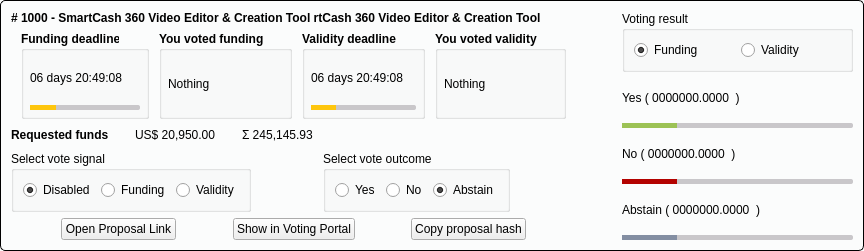
First picture: the form in src/qt/forms/smartproposal.ui, repository SmartCash/Core-Smart, before the edit.
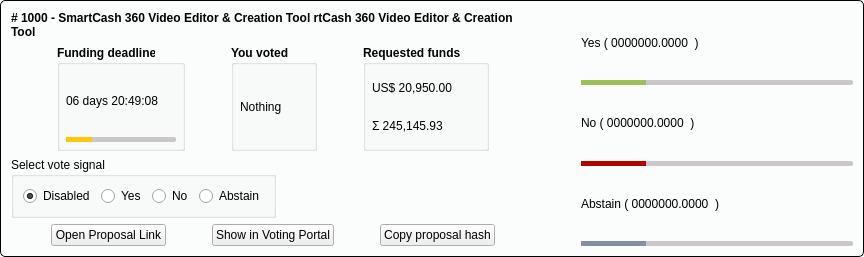
Second picture: the form after the edit.

Commit message: qt: Removed validity voting from the voting UI

What changed in the file:
```diff
--- a/src/qt/forms/smartproposal.ui
+++ b/src/qt/forms/smartproposal.ui
@@ -7,7 +7,7 @@
     <x>0</x>
     <y>0</y>
     <width>864</width>
-    <height>251</height>
+    <height>257</height>
    </rect>
   </property>
   <property name="sizePolicy">
@@ -167,7 +167,7 @@
           </font>
          </property>
          <property name="title">
-          <string>You voted funding</string>
+          <string>You voted</string>
          </property>
          <layout class="QVBoxLayout" name="verticalLayout_3">
           <property name="leftMargin">
@@ -213,75 +213,6 @@
        </item>
        <item>
         <widget class="QGroupBox" name="groupBox_5">
-         <property name="font">
-          <font>
-           <weight>75</weight>
-           <italic>false</italic>
-           <bold>true</bold>
-          </font>
-         </property>
-         <property name="title">
-          <string>Validity deadline</string>
-         </property>
-         <layout class="QVBoxLayout" name="verticalLayout_11">
-          <property name="spacing">
-           <number>6</number>
-          </property>
-          <property name="leftMargin">
-           <number>6</number>
-          </property>
-          <property name="topMargin">
-           <number>6</number>
-          </property>
-          <property name="rightMargin">
-           <number>6</number>
-          </property>
-          <property name="bottomMargin">
-           <number>6</number>
-          </property>
-          <item>
-           <widget class="QLabel" name="deadlineValidLabel">
-            <property name="text">
-             <string>06 days 20:49:08</string>
-            </property>
-           </widget>
-          </item>
-          <item>
-           <widget class="QProgressBar" name="deadlineValidProgress">
-            <property name="styleSheet">
-             <string notr="true">QProgressBar::chunk {
-    background-color: #FEC60D;
-}</string>
-            </property>
-            <property name="value">
-             <number>24</number>
-            </property>
-            <property name="textVisible">
-             <bool>false</bool>
-            </property>
-           </widget>
-          </item>
-         </layout>
-        </widget>
-       </item>
-       <item>
-        <spacer name="horizontalSpacer_12">
-         <property name="orientation">
-          <enum>Qt::Horizontal</enum>
-         </property>
-         <property name="sizeType">
-          <enum>QSizePolicy::Expanding</enum>
-         </property>
-         <property name="sizeHint" stdset="0">
-          <size>
-           <width>10</width>
-           <height>20</height>
-          </size>
-         </property>
-        </spacer>
-       </item>
-       <item>
-        <widget class="QGroupBox" name="groupBox_2">
          <property name="sizePolicy">
           <sizepolicy hsizetype="Preferred" vsizetype="Expanding">
            <horstretch>0</horstretch>
@@ -295,127 +226,46 @@
           </font>
          </property>
          <property name="title">
-          <string>You voted validity</string>
-         </property>
-         <layout class="QVBoxLayout" name="verticalLayout_2">
-          <property name="leftMargin">
-           <number>6</number>
-          </property>
-          <property name="topMargin">
-           <number>6</number>
-          </property>
-          <property name="rightMargin">
-           <number>6</number>
-          </property>
-          <property name="bottomMargin">
-           <number>6</number>
-          </property>
-          <item>
-           <widget class="QLabel" name="votedValidLabel">
-            <property name="text">
-             <string>Nothing</string>
-            </property>
-            <property name="wordWrap">
-             <bool>true</bool>
-            </property>
-           </widget>
-          </item>
-         </layout>
-        </widget>
-       </item>
-       <item>
-        <spacer name="horizontalSpacer_13">
-         <property name="orientation">
-          <enum>Qt::Horizontal</enum>
-         </property>
-         <property name="sizeType">
-          <enum>QSizePolicy::Expanding</enum>
-         </property>
-         <property name="sizeHint" stdset="0">
-          <size>
-           <width>10</width>
-           <height>20</height>
-          </size>
-         </property>
-        </spacer>
-       </item>
-      </layout>
-     </item>
-     <item>
-      <layout class="QHBoxLayout" name="horizontalLayout_7">
-       <item>
-        <widget class="QLabel" name="label">
-         <property name="sizePolicy">
-          <sizepolicy hsizetype="Maximum" vsizetype="Preferred">
-           <horstretch>0</horstretch>
-           <verstretch>0</verstretch>
-          </sizepolicy>
-         </property>
-         <property name="font">
-          <font>
-           <weight>75</weight>
-           <bold>true</bold>
-          </font>
-         </property>
-         <property name="text">
           <string>Requested funds</string>
          </property>
+         <layout class="QVBoxLayout" name="verticalLayout_5">
+          <property name="leftMargin">
+           <number>6</number>
+          </property>
+          <property name="topMargin">
+           <number>6</number>
+          </property>
+          <property name="rightMargin">
+           <number>6</number>
+          </property>
+          <property name="bottomMargin">
+           <number>6</number>
+          </property>
+          <item>
+           <widget class="QLabel" name="amountUSDLabel">
+            <property name="sizePolicy">
+             <sizepolicy hsizetype="Maximum" vsizetype="Preferred">
+              <horstretch>0</horstretch>
+              <verstretch>0</verstretch>
+             </sizepolicy>
+            </property>
+            <property name="text">
+             <string>US$ 20,950.00</string>
+            </property>
+           </widget>
+          </item>
+          <item>
+           <widget class="QLabel" name="amountSmartLabel">
+            <property name="text">
+             <string>Σ 245,145.93</string>
+            </property>
+           </widget>
+          </item>
+         </layout>
         </widget>
        </item>
        <item>
-        <spacer name="horizontalSpacer_11">
-         <property name="orientation">
-          <enum>Qt::Horizontal</enum>
-         </property>
-         <property name="sizeType">
-          <enum>QSizePolicy::Maximum</enum>
-         </property>
-         <property name="sizeHint" stdset="0">
-          <size>
-           <width>20</width>
-           <height>20</height>
-          </size>
-         </property>
-        </spacer>
-       </item>
-       <item>
-        <widget class="QLabel" name="amountUSDLabel">
-         <property name="sizePolicy">
-          <sizepolicy hsizetype="Maximum" vsizetype="Preferred">
-           <horstretch>0</horstretch>
-           <verstretch>0</verstretch>
-          </sizepolicy>
-         </property>
-         <property name="text">
-          <string>US$ 20,950.00</string>
-         </property>
-        </widget>
-       </item>
-       <item>
-        <spacer name="horizontalSpacer">
-         <property name="orientation">
-          <enum>Qt::Horizontal</enum>
-         </property>
-         <property name="sizeType">
-          <enum>QSizePolicy::Maximum</enum>
-         </property>
-         <property name="sizeHint" stdset="0">
-          <size>
-           <width>20</width>
-           <height>20</height>
-          </size>
-         </property>
-        </spacer>
-       </item>
-       <item>
-        <widget class="QLabel" name="amountSmartLabel">
-         <property name="text">
-          <string>Σ 245,145.93</string>
-         </property>
-        </widget>
-       </item>
-       <item>
-        <spacer name="horizontalSpacer_14">
+        <spacer name="horizontalSpacer_12">
          <property name="orientation">
           <enum>Qt::Horizontal</enum>
          </property>
@@ -451,42 +301,6 @@
            </widget>
           </item>
           <item>
-           <widget class="QRadioButton" name="fundingButton">
-            <property name="text">
-             <string>Funding</string>
-            </property>
-           </widget>
-          </item>
-          <item>
-           <widget class="QRadioButton" name="validButton">
-            <property name="text">
-             <string>Validity</string>
-            </property>
-           </widget>
-          </item>
-         </layout>
-        </widget>
-       </item>
-       <item>
-        <spacer name="horizontalSpacer_3">
-         <property name="orientation">
-          <enum>Qt::Horizontal</enum>
-         </property>
-         <property name="sizeHint" stdset="0">
-          <size>
-           <width>40</width>
-           <height>20</height>
-          </size>
-         </property>
-        </spacer>
-       </item>
-       <item>
-        <widget class="QGroupBox" name="groupBoxOutcome">
-         <property name="title">
-          <string>Select vote outcome</string>
-         </property>
-         <layout class="QHBoxLayout" name="horizontalLayout_4">
-          <item>
            <widget class="QRadioButton" name="yesButton">
             <property name="text">
              <string>Yes</string>
@@ -506,7 +320,7 @@
              <string>Abstain</string>
             </property>
             <property name="checked">
-             <bool>true</bool>
+             <bool>false</bool>
             </property>
            </widget>
           </item>
@@ -514,7 +328,7 @@
         </widget>
        </item>
        <item>
-        <spacer name="horizontalSpacer_4">
+        <spacer name="horizontalSpacer_3">
          <property name="orientation">
           <enum>Qt::Horizontal</enum>
          </property>
@@ -652,38 +466,6 @@
    </item>
    <item>
     <layout class="QVBoxLayout" name="verticalLayout">
-     <item>
-      <widget class="QGroupBox" name="groupBoxResult">
-       <property name="sizePolicy">
-        <sizepolicy hsizetype="Preferred" vsizetype="Maximum">
-         <horstretch>0</horstretch>
-         <verstretch>0</verstretch>
-        </sizepolicy>
-       </property>
-       <property name="title">
-        <string>Voting result</string>
-       </property>
-       <layout class="QHBoxLayout" name="horizontalLayout_8">
-        <item>
-         <widget class="QRadioButton" name="fundingResultButton">
-          <property name="text">
-           <string>Funding</string>
-          </property>
-          <property name="checked">
-           <bool>true</bool>
-          </property>
-         </widget>
-        </item>
-        <item>
-         <widget class="QRadioButton" name="validResultButton">
-          <property name="text">
-           <string>Validity</string>
-          </property>
-         </widget>
-        </item>
-       </layout>
-      </widget>
-     </item>
      <item>
       <widget class="QLabel" name="yesLabel">
        <property name="text">
```
Left out of the diff: 5 changed lines with no effect on the pictures. The commit also changes 4 other files.
